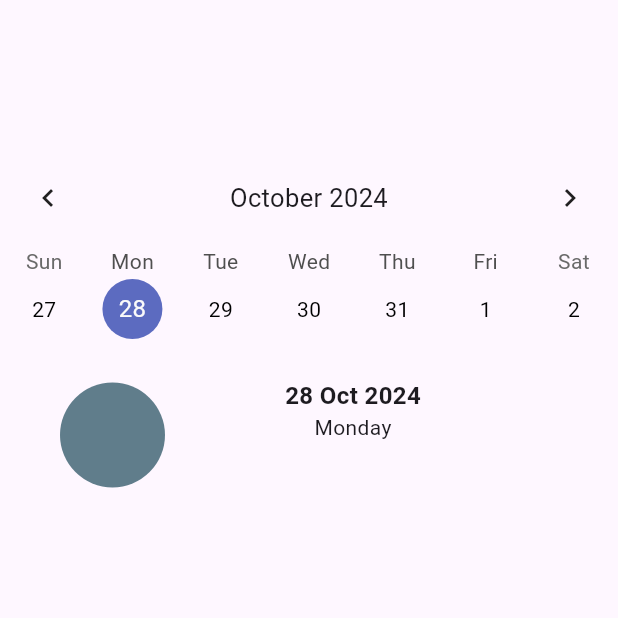
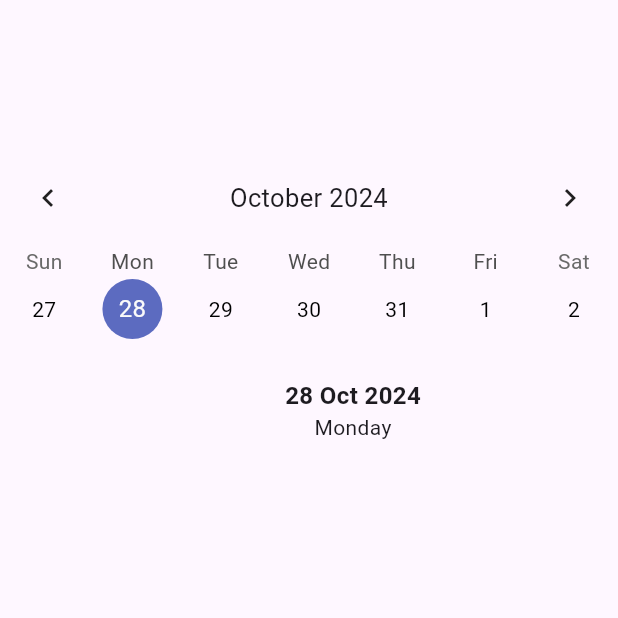
Before and after one commit to legendarycoconutkai/hackathon_x_project, a Flutter app: the JournalPage screen opened directly, on a phone screen of 412 x 824 dp, the top half of it. Run offline on Flutter 3.47's test engine with Material 3 defaults, Android fonts, the phone set to English and light mode, and no system bars; drawn by our look-alikes of table_calendar; our stand-ins replace flutter_dotenv, flutter_keyboard_visibility, google_generative_ai, image_picker, line_awesome_flutter, sliding_up_panel; network calls fail.

Commit message:
minor container color chged

```diff
--- a/lib/page/journalpage.dart
+++ b/lib/page/journalpage.dart
@@ -121,7 +121,7 @@ class _JournalPageState extends State<JournalPage> {
                     height: 70,
                     decoration: const BoxDecoration(
                       shape: BoxShape.circle,
-                      color: Colors.blueGrey,
+                      color: Colors.transparent,
                     ),
                     child: selectedImage != null
                         ? ClipOval(
```
